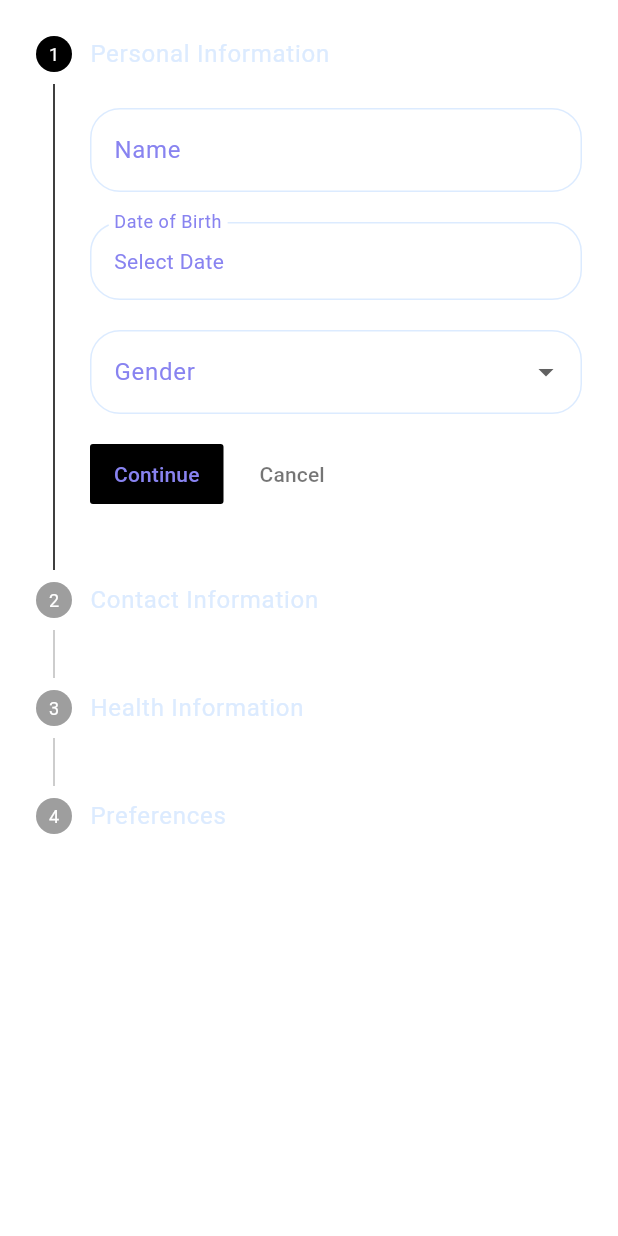
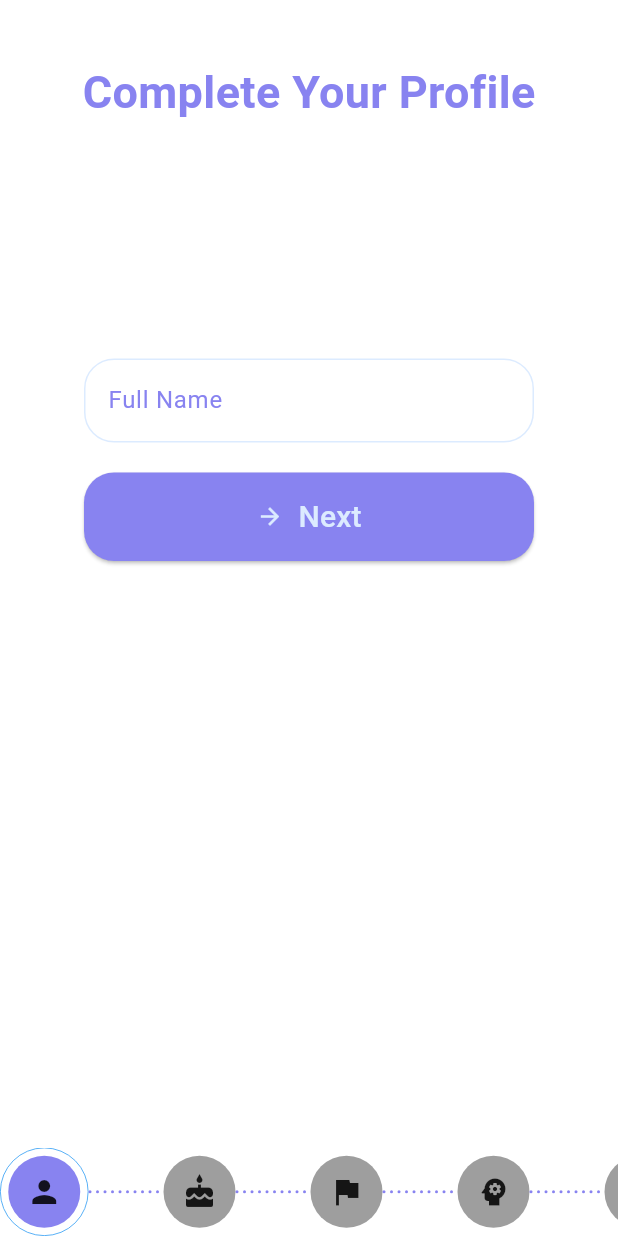
Before and after one commit to AmalAntoney123/Emo-Mental_Health_Assistant, a Flutter app: the UserDataCollection screen opened by its route, on a phone screen of 412 x 824 dp. Run offline on Flutter 3.47's test engine with Material 3 defaults, Android fonts, the phone set to English and light mode, and no system bars; our stand-ins replace firebase_auth, firebase_core, firebase_database, fluttertoast, google_sign_in, im_stepper and 1 more; missing offline and left inert: introduction_slider; accounts and stored records are empty.

Commit message:
working user data collection

```diff
--- a/analysis_options.yaml
+++ b/analysis_options.yaml
@@ -7,6 +7,9 @@
 
 # The following line activates a set of recommended lints for Flutter apps,
 # packages, and plugins designed to encourage good coding practices.
+analyzer:
+  errors:
+    deprecated_member_use: ignore
 include: package:flutter_lints/flutter.yaml
 
 linter:
--- a/lib/main.dart
+++ b/lib/main.dart
@@ -1,4 +1,5 @@
 import 'package:emo/firebase_options.dart';
+import 'package:emo/user_data_page.dart';
 import 'package:firebase_core/firebase_core.dart';
 import 'package:flutter/material.dart';
 import 'package:provider/provider.dart';
@@ -39,7 +40,7 @@ class MyApp extends StatelessWidget {
                 return CircularProgressIndicator(); // Or a splash screen
               } else {
                 final bool isFirstLaunch = snapshot.data ?? true;
-                return isFirstLaunch ? IntroScreen() : HomeScreen();
+                return isFirstLaunch ? IntroScreen() : UserDataCollection();
               }
             },
           ),
--- a/lib/signin_page.dart
+++ b/lib/signin_page.dart
@@ -175,7 +175,7 @@ class _SigninScreenState extends State<SigninScreen> {
       if (userCredential.user != null) {
         if (userCredential.user!.emailVerified) {
           // Email is verified, proceed to home screen
-          Navigator.pushReplacementNamed(context, Routes.homeScreen);
+          Navigator.pushReplacementNamed(context, Routes.userDataCollection);
         } else {
           // Email is not verified
           ScaffoldMessenger.of(context).showSnackBar(
--- a/lib/user_data_page.dart
+++ b/lib/user_data_page.dart
@@ -1,280 +1,461 @@
+// ignore_for_file: prefer_const_constructors, sort_child_properties_last
+
 import 'package:flutter/material.dart';
-import 'package:intl/intl.dart';
+import 'package:im_stepper/stepper.dart';
+import 'package:firebase_database/firebase_database.dart';
+import 'package:firebase_auth/firebase_auth.dart';
 
 class UserDataCollection extends StatefulWidget {
+  const UserDataCollection({Key? key}) : super(key: key);
+
   @override
   _UserDataCollectionState createState() => _UserDataCollectionState();
 }
 
 class _UserDataCollectionState extends State<UserDataCollection> {
-  int _currentStep = 0;
-  final _formKey = GlobalKey<FormState>();
+  int activeStep = 0;
+  final int totalSteps = 6;
 
-  String name = '';
-  DateTime? dateOfBirth;
-  String gender = '';
-  String? phoneNumber;
-  Map<String, String> address = {};
-  List<String> mentalHealthConditions = [];
-  List<String> goals = ['', ''];
-  String preferredLanguage = 'English';
-  List<String> interests = [];
+  final TextEditingController nameController = TextEditingController();
+  final TextEditingController ageController = TextEditingController();
+  String? gender;
+  final TextEditingController countryController = TextEditingController();
+  String? mentalHealthGoal;
+  List<String> selectedInterests = [];
+  bool isTherapist = false;
 
-  List<Step> get _steps => [
-        _buildPersonalInfoStep(),
-        _buildContactInfoStep(),
-        _buildHealthInfoStep(),
-        _buildPreferencesStep(),
+  bool isLoading = false;
+
+  final List<String> interests = [
+    'Meditation',
+    'Yoga',
+    'Reading',
+    'Exercise',
+    'Art',
+    'Music',
+    'Nature',
+    'Cooking',
+    'Writing',
+    'Socializing',
+    'Mindfulness',
+    'Therapy',
+    'Self-care',
+    'Journaling',
+    'Spirituality',
+    'Gratitude',
+    'Breathing exercises',
+    'Healthy eating',
+    'Sleep hygiene',
+    'Stress management'
   ];
 
   @override
   Widget build(BuildContext context) {
     return Scaffold(
       body: SafeArea(
-        child: Form(
-          key: _formKey,
-          child: Stepper(
-            currentStep: _currentStep,
-            onStepContinue: _next,
-            onStepCancel: _cancel,
-            steps: _steps,
+        child: Column(
+          mainAxisAlignment: MainAxisAlignment.spaceEvenly,
+          children: <Widget>[
+            SizedBox(
+              height: 40,
             ),
+            Text("Complete Your Profile",
+                style: TextStyle(
+                    color: Theme.of(context).colorScheme.onPrimary,
+                    fontSize: 30,
+                    fontWeight: FontWeight.bold)),
+            Expanded(
+              child: SingleChildScrollView(
+                child: Padding(
+                  padding: const EdgeInsets.all(16.0),
+                  child: _buildStep(),
+                ),
+              ),
+            ),
+            IconStepper(
+              icons: [
+                Icon(Icons.person),
+                Icon(Icons.cake),
+                Icon(Icons.flag),
+                Icon(Icons.psychology),
+                Icon(Icons.interests),
+              ],
+              activeStep: activeStep,
+              onStepReached: (index) {
+                setState(() {
+                  activeStep = index;
+                });
+              },
+              activeStepColor: Theme.of(context).colorScheme.onPrimary,
+              lineColor: Theme.of(context).colorScheme.onPrimary,
+              lineLength: 50,
+              enableNextPreviousButtons: false,
+            ),
+          ],
         ),
       ),
     );
   }
 
-  Step _buildPersonalInfoStep() {
-    return Step(
-      title: Text('Personal Information'),
-      content: Column(
+  Widget _buildStep() {
+    switch (activeStep) {
+      case 0:
+        return _buildNameStep();
+      case 1:
+        return _buildAgeGenderStep();
+      case 2:
+        return _buildCountryStep();
+      case 3:
+        return _buildMentalHealthGoalStep();
+      case 4:
+        return _buildInterestsStep();
+      default:
+        return Container();
+    }
+  }
+
+  Widget _buildNameStep() {
+    return SizedBox(
+      width: 300,
+      child: Column(
+        mainAxisAlignment: MainAxisAlignment.center,
+        crossAxisAlignment: CrossAxisAlignment.stretch,
         children: [
-          _buildTextField(
-            controller: TextEditingController(text: name),
-            labelText: 'Name',
-            onChanged: (value) => name = value,
-            validator: (value) =>
-                value!.isEmpty ? 'Please enter your name' : null,
+          SizedBox(
+            height: 140,
           ),
-          SizedBox(height: 20),
-          InkWell(
-            onTap: () async {
-              final DateTime? picked = await showDatePicker(
-                context: context,
-                initialDate: DateTime.now(),
-                firstDate: DateTime(1900),
-                lastDate: DateTime.now(),
-              );
-              if (picked != null) setState(() => dateOfBirth = picked);
-            },
-            child: InputDecorator(
+          TextField(
+            controller: nameController,
             decoration: InputDecoration(
-                labelText: 'Date of Birth',
+              labelText: 'Full Name',
               labelStyle:
                   TextStyle(color: Theme.of(context).colorScheme.onPrimary),
               border:
                   OutlineInputBorder(borderRadius: BorderRadius.circular(20)),
             ),
-              child: Text(
-                dateOfBirth != null
-                    ? DateFormat('yyyy-MM-dd').format(dateOfBirth!)
-                    : 'Select Date',
-                style:
+            style: TextStyle(color: Theme.of(context).colorScheme.onPrimary),
+          ),
+          SizedBox(height: 20),
+          _buildNextButton(() {
+            if (nameController.text.isNotEmpty) {
+              setState(() {
+                activeStep++;
+              });
+            }
+          }),
+        ],
+      ),
+    );
+  }
+
+  Widget _buildAgeGenderStep() {
+    return SizedBox(
+      width: 300,
+      child: Column(
+        mainAxisAlignment: MainAxisAlignment.center,
+        crossAxisAlignment: CrossAxisAlignment.stretch,
+        children: [
+          SizedBox(
+            height: 140,
+          ),
+          TextField(
+            controller: ageController,
+            decoration: InputDecoration(
+              labelText: 'Age',
+              labelStyle:
                   TextStyle(color: Theme.of(context).colorScheme.onPrimary),
+              border:
+                  OutlineInputBorder(borderRadius: BorderRadius.circular(20)),
+            ),
+            style: TextStyle(color: Theme.of(context).colorScheme.onPrimary),
+          ),
+          SizedBox(height: 20),
+          DropdownButtonFormField<String>(
+            decoration: InputDecoration(
+              labelText: 'Gender',
+              labelStyle:
+                  TextStyle(color: Theme.of(context).colorScheme.onPrimary),
+              border:
+                  OutlineInputBorder(borderRadius: BorderRadius.circular(20)),
+            ),
+            isExpanded: true,
+            value: gender,
+            hint: Text('Select Gender'),
+            items: ['Male', 'Female', 'Non-binary', 'Prefer not to say']
+                .map((String value) {
+              return DropdownMenuItem<String>(
+                value: value,
+                child: Text(value),
+              );
+            }).toList(),
+            onChanged: (String? newValue) {
+              setState(() {
+                gender = newValue;
+              });
+            },
+            style: TextStyle(color: Theme.of(context).colorScheme.onPrimary),
+          ),
+          SizedBox(height: 20),
+          _buildNextButton(() {
+            if (ageController.text.isNotEmpty && gender != null) {
+              setState(() {
+                activeStep++;
+              });
+            }
+          }),
+        ],
+      ),
+    );
+  }
+
+  Widget _buildCountryStep() {
+    return SizedBox(
+      width: 300,
+      child: Column(
+        mainAxisAlignment: MainAxisAlignment.center,
+        crossAxisAlignment: CrossAxisAlignment.stretch,
+        children: [
+          SizedBox(
+            height: 140,
+          ),
+          TextField(
+            controller: countryController,
+            decoration: InputDecoration(
+              labelText: 'Country',
+              labelStyle:
+                  TextStyle(color: Theme.of(context).colorScheme.onPrimary),
+              border:
+                  OutlineInputBorder(borderRadius: BorderRadius.circular(20)),
+            ),
+            style: TextStyle(color: Theme.of(context).colorScheme.onPrimary),
+          ),
+          SizedBox(height: 20),
+          _buildNextButton(() {
+            if (countryController.text.isNotEmpty) {
+              setState(() {
+                activeStep++;
+              });
+            }
+          }),
+        ],
+      ),
+    );
+  }
+
+  Widget _buildMentalHealthGoalStep() {
+    return SizedBox(
+      width: 300,
+      child: Column(
+        mainAxisAlignment: MainAxisAlignment.center,
+        crossAxisAlignment: CrossAxisAlignment.stretch,
+        children: [
+          SizedBox(
+            height: 140,
+          ),
+          Text(
+            'What is your primary mental health goal?',
+            style: TextStyle(
+                fontSize: 18, color: Theme.of(context).colorScheme.primary),
+            textAlign: TextAlign.center,
+          ),
+          SizedBox(height: 20),
+          DropdownButtonFormField<String>(
+            decoration: InputDecoration(
+              labelText: 'Goal',
+              labelStyle:
+                  TextStyle(color: Theme.of(context).colorScheme.onPrimary),
+              border:
+                  OutlineInputBorder(borderRadius: BorderRadius.circular(20)),
+            ),
+            isExpanded: true,
+            value: mentalHealthGoal,
+            hint: Text('Select Goal'),
+            items: [
+              'Reduce Stress',
+              'Improve Mood',
+              'Increase Productivity',
+              'Better Sleep',
+              'Manage Anxiety',
+              'Other'
+            ].map((String value) {
+              return DropdownMenuItem<String>(
+                value: value,
+                child: Text(value),
+              );
+            }).toList(),
+            onChanged: (String? newValue) {
+              setState(() {
+                mentalHealthGoal = newValue;
+              });
+            },
+            style: TextStyle(color: Theme.of(context).colorScheme.onPrimary),
+          ),
+          SizedBox(height: 20),
+          _buildNextButton(() {
+            if (mentalHealthGoal != null) {
+              setState(() {
+                activeStep++;
+              });
+            }
+          }),
+        ],
+      ),
+    );
+  }
+
+  Widget _buildInterestsStep() {
+    return SizedBox(
+      width: 300,
+      child: Column(
+        mainAxisAlignment: MainAxisAlignment.center,
+        crossAxisAlignment: CrossAxisAlignment.stretch,
+        children: [
+          SizedBox(
+            height: 40,
+          ),
+          Text(
+            'Select your interests (max 5):',
+            style: TextStyle(
+                fontSize: 18, color: Theme.of(context).colorScheme.primary),
+            textAlign: TextAlign.center,
+          ),
+          SizedBox(height: 20),
+          Wrap(
+            alignment: WrapAlignment.center,
+            spacing: 8.0,
+            runSpacing: 8.0,
+            children: interests.map((interest) {
+              final isSelected = selectedInterests.contains(interest);
+              return FilterChip(
+                label: Text(
+                  interest,
+                  style: TextStyle(
+                    color: isSelected
+                        ? Theme.of(context)
+                            .colorScheme
+                            .onPrimary
+                            .withOpacity(0.7)
+                        : Theme.of(context).colorScheme.onPrimary,
                   ),
                 ),
+                selected: isSelected,
+                onSelected: (bool selected) {
+                  setState(() {
+                    if (selected) {
+                      if (selectedInterests.length < 5) {
+                        selectedInterests.add(interest);
+                      }
+                    } else {
+                      selectedInterests.remove(interest);
+                    }
+                  });
+                },
+                selectedColor:
+                    Theme.of(context).colorScheme.onPrimary.withOpacity(0.2),
+                backgroundColor:
+                    Theme.of(context).colorScheme.primary.withOpacity(0.1),
+                shape: RoundedRectangleBorder(
+                  borderRadius: BorderRadius.circular(20),
+                  side: BorderSide(
+                    color: isSelected
+                        ? Theme.of(context).primaryColor
+                        : Theme.of(context).colorScheme.onPrimary,
+                  ),
+                ),
+              );
+            }).toList(),
           ),
           SizedBox(height: 20),
-          _buildDropdownField(
-            value: gender,
-            labelText: 'Gender',
-            items: ['Male', 'Female', 'Other'],
-            onChanged: (value) => setState(() => gender = value!),
-            validator: (value) => value == null ? 'Please select gender' : null,
+          ElevatedButton(
+            onPressed: isLoading ? null : _submitUserInfo,
+            child: isLoading
+                ? CircularProgressIndicator()
+                : Row(
+                    mainAxisSize: MainAxisSize.min,
+                    mainAxisAlignment: MainAxisAlignment.center,
+                    children: [
+                      Icon(
+                        Icons.done,
+                        color: Theme.of(context).colorScheme.onBackground,
+                      ),
+                      SizedBox(width: 8),
+                      Text(
+                        'Submit',
+                        style: TextStyle(
+                          color: Theme.of(context).colorScheme.onBackground,
+                        ),
                       ),
                     ],
                   ),
-      isActive: _currentStep >= 0,
+            style: ElevatedButton.styleFrom(
+              shape: RoundedRectangleBorder(
+                borderRadius: BorderRadius.circular(20),
+              ),
+              backgroundColor: Theme.of(context).colorScheme.onPrimary,
+              padding: EdgeInsets.symmetric(horizontal: 50, vertical: 15),
+            ),
+          ),
+        ],
+      ),
     );
   }
 
-  Step _buildContactInfoStep() {
-    return Step(
-      title: Text('Contact Information'),
-      content: Column(
+  Widget _buildNextButton(VoidCallback onPressed) {
+    return ElevatedButton(
+      onPressed: onPressed,
+      style: ElevatedButton.styleFrom(
+        backgroundColor: Theme.of(context).colorScheme.onPrimary,
+        shape: RoundedRectangleBorder(borderRadius: BorderRadius.circular(20)),
+        padding: EdgeInsets.symmetric(horizontal: 50, vertical: 15),
+      ),
+      child: Row(
+        mainAxisAlignment: MainAxisAlignment.center,
         children: [
-          _buildTextField(
-            controller: TextEditingController(text: phoneNumber),
-            labelText: 'Phone Number (Optional)',
-            keyboardType: TextInputType.phone,
-            onChanged: (value) => phoneNumber = value,
+          Icon(Icons.arrow_forward,
+              color: Theme.of(context).colorScheme.onBackground),
+          SizedBox(width: 10),
+          Text(
+            'Next',
+            style: TextStyle(
+              color: Theme.of(context).colorScheme.onBackground,
+              fontSize: 20,
             ),
-          SizedBox(height: 20),
-          _buildTextField(
-            controller: TextEditingController(text: address['street']),
-            labelText: 'Street',
-            onChanged: (value) => address['street'] = value,
-          ),
-          SizedBox(height: 20),
-          _buildTextField(
-            controller: TextEditingController(text: address['city']),
-            labelText: 'City',
-            onChanged: (value) => address['city'] = value,
-          ),
-          SizedBox(height: 20),
-          _buildTextField(
-            controller: TextEditingController(text: address['state']),
-            labelText: 'State',
-            onChanged: (value) => address['state'] = value,
-          ),
-          SizedBox(height: 20),
-          _buildTextField(
-            controller: TextEditingController(text: address['country']),
-            labelText: 'Country',
-            onChanged: (value) => address['country'] = value,
-          ),
-          SizedBox(height: 20),
-          _buildTextField(
-            controller: TextEditingController(text: address['postalCode']),
-            labelText: 'Postal Code',
-            onChanged: (value) => address['postalCode'] = value,
           ),
         ],
       ),
-      isActive: _currentStep >= 1,
     );
   }
 
-  Step _buildHealthInfoStep() {
-    return Step(
-      title: Text('Health Information'),
-      content: Column(
-        crossAxisAlignment: CrossAxisAlignment.start,
-        children: [
-          Text('Mental Health Conditions',
-              style: TextStyle(fontSize: 18, fontWeight: FontWeight.bold)),
-          _buildCheckboxListTile('Anxiety', 'Anxiety'),
-          _buildCheckboxListTile('Depression', 'Depression'),
-          SizedBox(height: 20),
-          Text('Goals',
-              style: TextStyle(fontSize: 18, fontWeight: FontWeight.bold)),
-          SizedBox(height: 10),
-          _buildTextField(
-            controller: TextEditingController(text: goals[0]),
-            labelText: 'Goal 1',
-            onChanged: (value) => goals[0] = value,
-          ),
-          SizedBox(height: 20),
-          _buildTextField(
-            controller: TextEditingController(text: goals[1]),
-            labelText: 'Goal 2',
-            onChanged: (value) => goals[1] = value,
-          ),
-        ],
-      ),
-      isActive: _currentStep >= 2,
+  Future<void> _submitUserInfo() async {
+    setState(() {
+      isLoading = true;
+    });
+
+    try {
+      final user = FirebaseAuth.instance.currentUser;
+      if (user != null) {
+        final databaseReference = FirebaseDatabase.instance.ref();
+        await databaseReference.child('users').child(user.uid).set({
+          'name': nameController.text,
+          'age': int.parse(ageController.text),
+          'gender': gender,
+          'country': countryController.text,
+          'mentalHealthGoal': mentalHealthGoal,
+          'interests': selectedInterests,
+        });
+
+        // Navigate to the main app screen
+        Navigator.of(context).pushReplacementNamed('/home');
+      }
+    } catch (e) {
+      // Handle any errors
+      ScaffoldMessenger.of(context).showSnackBar(
+        SnackBar(content: Text('Error saving user info: $e')),
       );
-  }
-
-  Step _buildPreferencesStep() {
-    return Step(
-      title: Text('Preferences'),
-      content: Column(
-        crossAxisAlignment: CrossAxisAlignment.start,
-        children: [
-          _buildDropdownField(
-            value: preferredLanguage,
-            labelText: 'Preferred Language',
-            items: ['English', 'Spanish', 'French', 'German'],
-            onChanged: (value) => setState(() => preferredLanguage = value!),
-          ),
-          SizedBox(height: 20),
-          Text('Interests',
-              style: TextStyle(fontSize: 18, fontWeight: FontWeight.bold)),
-          _buildCheckboxListTile('Stress Management', 'Stress Management'),
-          _buildCheckboxListTile('Mindfulness', 'Mindfulness'),
-        ],
-      ),
-      isActive: _currentStep >= 3,
-    );
-  }
-
-  Widget _buildTextField({
-    required TextEditingController controller,
-    required String labelText,
-    TextInputType? keyboardType,
-    required Function(String) onChanged,
-    String? Function(String?)? validator,
-  }) {
-    return TextField(
-      controller: controller,
-      decoration: InputDecoration(
-        labelText: labelText,
-        labelStyle: TextStyle(color: Theme.of(context).colorScheme.onPrimary),
-        border: OutlineInputBorder(borderRadius: BorderRadius.circular(20)),
-      ),
-      style: TextStyle(color: Theme.of(context).colorScheme.onPrimary),
-      keyboardType: keyboardType,
-      onChanged: onChanged,
-    );
-  }
-
-  Widget _buildDropdownField({
-    required String value,
-    required String labelText,
-    required List<String> items,
-    required Function(String?) onChanged,
-    String? Function(String?)? validator,
-  }) {
-    return DropdownButtonFormField<String>(
-      value: value.isNotEmpty ? value : null,
-      decoration: InputDecoration(
-        labelText: labelText,
-        labelStyle: TextStyle(color: Theme.of(context).colorScheme.onPrimary),
-        border: OutlineInputBorder(borderRadius: BorderRadius.circular(20)),
-      ),
-      style: TextStyle(color: Theme.of(context).colorScheme.onPrimary),
-      items: items.map((String item) {
-        return DropdownMenuItem<String>(value: item, child: Text(item));
-      }).toList(),
-      onChanged: onChanged,
-      validator: validator,
-    );
-  }
-
-  Widget _buildCheckboxListTile(String title, String value) {
-    return CheckboxListTile(
-      title: Text(title,
-          style: TextStyle(color: Theme.of(context).colorScheme.onPrimary)),
-      value: mentalHealthConditions.contains(value),
-      onChanged: (bool? checked) {
+    } finally {
       setState(() {
-          if (checked!) {
-            mentalHealthConditions.add(value);
-          } else {
-            mentalHealthConditions.remove(value);
-          }
+        isLoading = false;
       });
-      },
-    );
-  }
-
-  void _next() {
-    if (_currentStep < _steps.length - 1) {
-      setState(() => _currentStep++);
-    } else {
-      if (_formKey.currentState!.validate()) {
-        _formKey.currentState!.save();
-        // Here you would typically send the data to a server or save it locally
-        print(
-            'Data collected: $name, $dateOfBirth, $gender, $phoneNumber, $address, $mentalHealthConditions, $goals, $preferredLanguage, $interests');
     }
   }
 }
-
-  void _cancel() {
-    if (_currentStep > 0) {
-      setState(() => _currentStep--);
-    }
-  }
-}
--- a/pubspec.yaml
+++ b/pubspec.yaml
@@ -46,6 +46,8 @@ dependencies:
   toast: ^0.3.0
   firebase_database: ^11.0.2
   intl: ^0.19.0
+  im_stepper: ^1.0.1+1
+  flutter_onboarding_slider: ^1.0.11
 
 
 
```
Also changed, not shown: pubspec.lock. Lines whose indentation alone changed are shown as unchanged.
